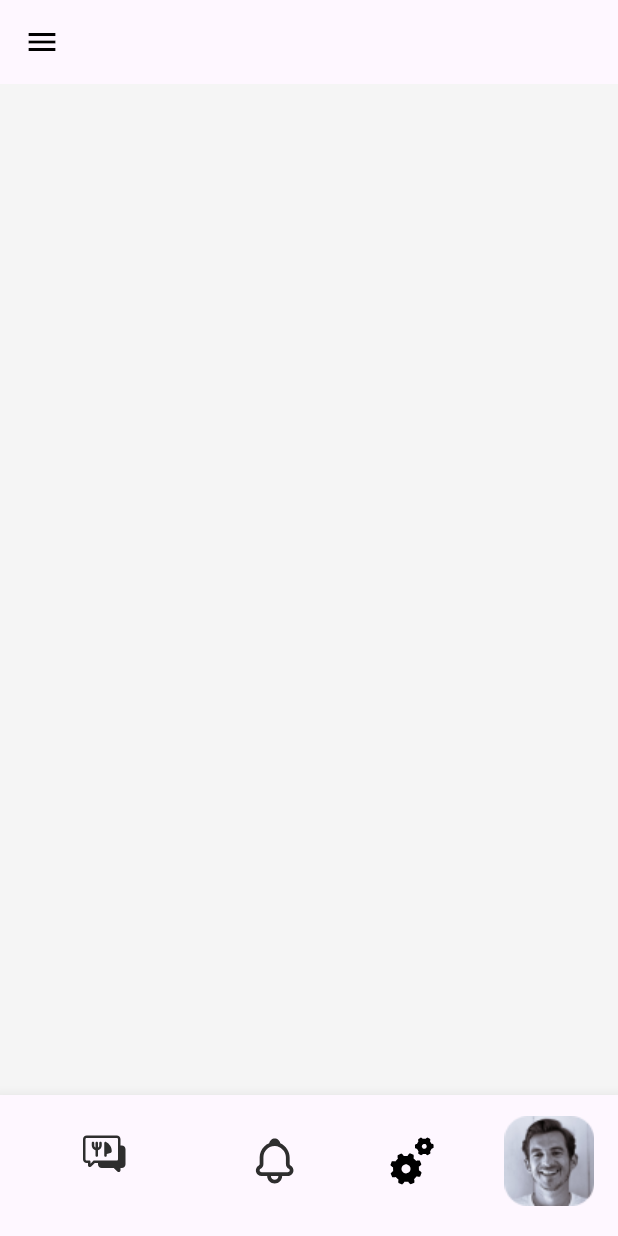
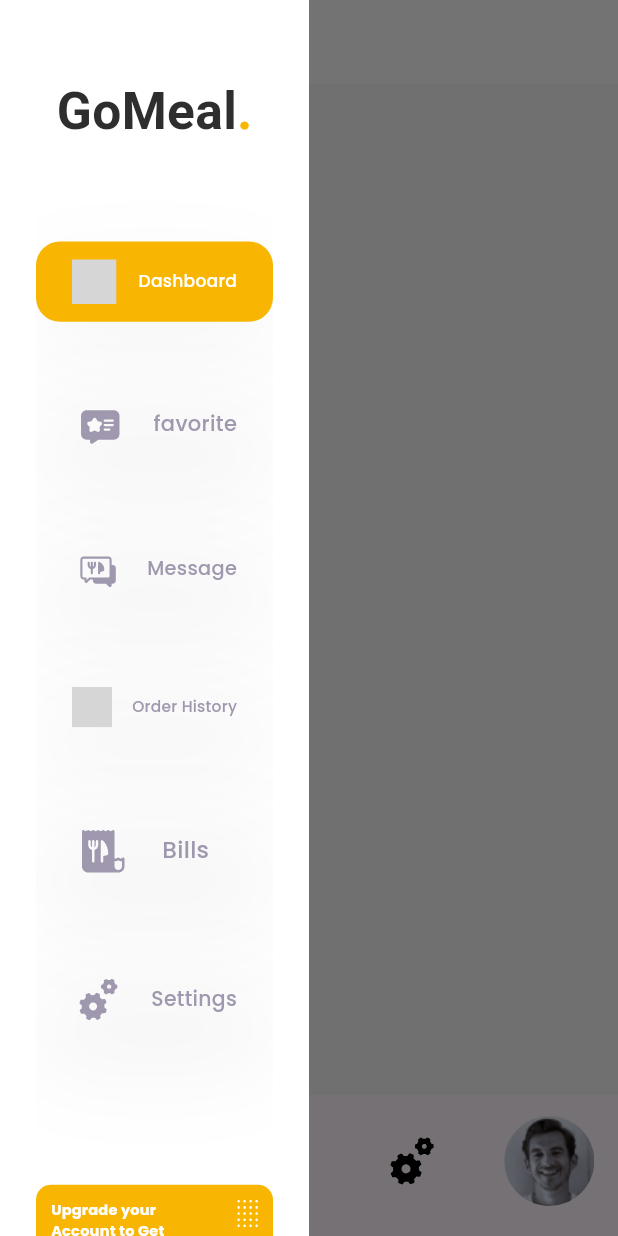
Before and after one commit to MohamedEssami20/simple_dashboard, a Flutter app: the screen it shows after launch, with the side drawer open (before the commit the screen has no drawer), on a phone screen of 412 x 824 dp. Run offline on Flutter 3.47's test engine with Material 3 defaults, Android fonts, the light colour scheme and no system bars; our stand-ins replace flutter_svg, google_fonts; grey boxes are pictures that could not be loaded.

Commit message:
fix some width of screen in drawer and app bar

```diff
--- a/lib/views/dashboard_view.dart
+++ b/lib/views/dashboard_view.dart
@@ -2,6 +2,7 @@ import 'package:flutter/material.dart';
 import '../adabtive_layout.dart';
 import '../helper/size_config.dart';
 import '../widgets/custom_app_bar.dart';
+import '../widgets/custom_drawer.dart';
 import '../widgets/custom_navigation_bar.dart';
 import '../widgets/desktop_layout_view.dart';
 
@@ -12,6 +13,8 @@ class DashboardView extends StatelessWidget {
   Widget build(BuildContext context) {
     double screenWidth = MediaQuery.of(context).size.width;
     return Scaffold(
+        drawer:
+            screenWidth <= SizeConfig.tabletWidth ? const CustomDrawer() : null,
         appBar:
             screenWidth <= SizeConfig.tabletWidth ? const CustomAppBar() : null,
         body: AdabtiveLayout(
--- a/lib/widgets/custom_app_bar.dart
+++ b/lib/widgets/custom_app_bar.dart
@@ -8,9 +8,16 @@ class CustomAppBar extends StatelessWidget implements PreferredSizeWidget {
   @override
   Widget build(BuildContext context) {
     return AppBar(
-      leading: const Icon(
-        Icons.menu,
-        color: Colors.black,
+      elevation: 0.5,
+      backgroundColor: Colors.white,
+      leading: GestureDetector(
+        onTap: () {
+          Scaffold.of(context).openDrawer();
+        },
+        child: const Icon(
+          Icons.menu,
+          color: Colors.black,
+        ),
       ),
     );
   }
--- a/lib/widgets/custom_drawer.dart
+++ b/lib/widgets/custom_drawer.dart
@@ -1,18 +1,20 @@
-
 import 'package:flutter/material.dart';
 import '../helper/constant.dart';
 import '../helper/font_styles.dart';
+import '../helper/size_config.dart';
 import 'drawer_item_list_view.dart';
 import 'upgrade_card.dart';
 
-class CsutsomDrawer extends StatelessWidget {
-  const CsutsomDrawer({super.key});
+class CustomDrawer extends StatelessWidget {
+  const CustomDrawer({super.key});
 
   @override
   Widget build(BuildContext context) {
+    double width = MediaQuery.sizeOf(context).width;
     return Container(
       padding: const EdgeInsets.symmetric(horizontal: 24),
       height: double.infinity,
+      width: width <= SizeConfig.tabletWidth ? width * 0.50 : null,
       color: Constant.primaryColor,
       child: SingleChildScrollView(
         child: Column(
--- a/lib/widgets/custom_navigation_bar.dart
+++ b/lib/widgets/custom_navigation_bar.dart
@@ -14,6 +14,7 @@ class CustomBottomNavigationBar extends StatelessWidget {
   @override
   Widget build(BuildContext context) {
     return BottomNavigationBar(
+      elevation: 0.0,
       currentIndex: 0,
       onTap: onTap,
       items: <BottomNavigationBarItem>[
@@ -33,9 +34,12 @@ class CustomBottomNavigationBar extends StatelessWidget {
           label: 'Settings',
         ),
         BottomNavigationBarItem(
-            icon: Image.asset(
-              Assets.assetsIconsProfilePhoto,
-              fit: BoxFit.fill,
+            icon: ClipRRect(
+              borderRadius: BorderRadius.circular(60),
+              child: Image.asset(
+                Assets.assetsIconsProfilePhoto,
+                fit: BoxFit.fill,
+              ),
             ),
             label: "Profile"),
       ],
--- a/lib/widgets/desktop_layout_view.dart
+++ b/lib/widgets/desktop_layout_view.dart
@@ -12,7 +12,7 @@ class DesktopLayoutView extends StatelessWidget {
       children: [
         Expanded(
           flex: 2,
-          child: CsutsomDrawer(),
+          child: CustomDrawer(),
         ),
         Expanded(
           flex: 6,
--- a/lib/widgets/upgrade_card.dart
+++ b/lib/widgets/upgrade_card.dart
@@ -12,7 +12,11 @@ class UpgradeCard extends StatelessWidget {
   Widget build(BuildContext context) {
     return AspectRatio(
       aspectRatio: 252 / 210,
+      child: FittedBox(
+        fit: BoxFit.fitWidth,
         child: Container(
+          width: 252,
+          height: 210,
           padding: const EdgeInsets.only(left: 16, top: 16),
           decoration: ShapeDecoration(
             color: Constant.secondaryColor,
@@ -76,6 +80,7 @@ class UpgradeCard extends StatelessWidget {
             ],
           ),
         ),
+      ),
     );
   }
 }
```
Lines whose indentation alone changed are shown as unchanged.
